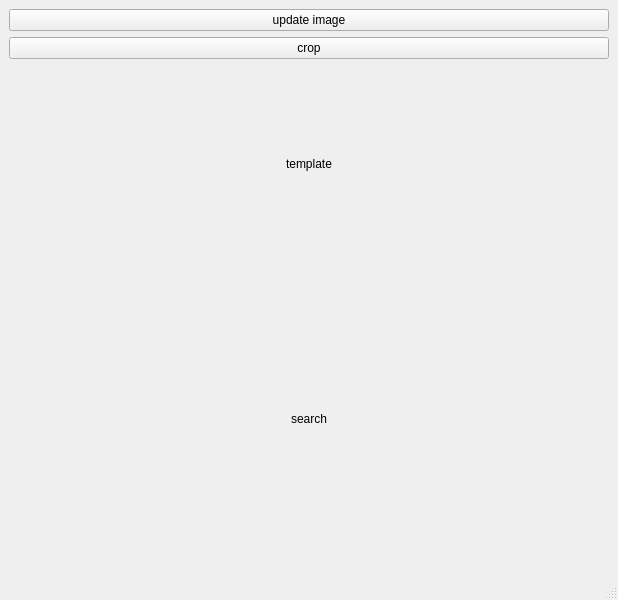
hoshianaaa/geometric_match_ros, file mainwindow.ui: the form before one commit.
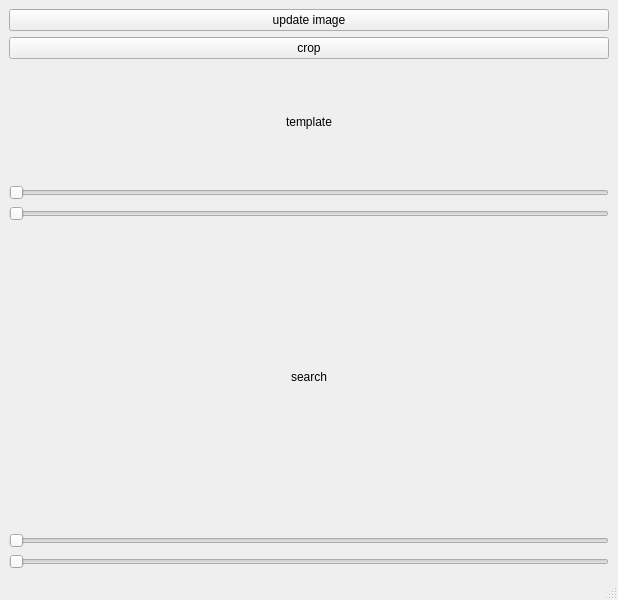
The form after the commit.

Commit message: slidar追加

What changed in the file:
```diff
--- a/mainwindow.ui
+++ b/mainwindow.ui
@@ -74,6 +74,26 @@
       </item>
      </layout>
     </item>
+    <item>
+     <widget class="QSlider" name="horizontalSlider">
+      <property name="maximum">
+       <number>255</number>
+      </property>
+      <property name="orientation">
+       <enum>Qt::Horizontal</enum>
+      </property>
+     </widget>
+    </item>
+    <item>
+     <widget class="QSlider" name="horizontalSlider_2">
+      <property name="maximum">
+       <number>255</number>
+      </property>
+      <property name="orientation">
+       <enum>Qt::Horizontal</enum>
+      </property>
+     </widget>
+    </item>
     <item>
      <layout class="QHBoxLayout" name="horizontalLayout_2">
       <item>
@@ -132,6 +152,29 @@
       </item>
      </layout>
     </item>
+    <item>
+     <widget class="QSlider" name="horizontalSlider_3">
+      <property name="maximum">
+       <number>255</number>
+      </property>
+      <property name="orientation">
+       <enum>Qt::Horizontal</enum>
+      </property>
+     </widget>
+    </item>
+    <item>
+     <widget class="QSlider" name="horizontalSlider_4">
+      <property name="minimum">
+       <number>0</number>
+      </property>
+      <property name="maximum">
+       <number>255</number>
+      </property>
+      <property name="orientation">
+       <enum>Qt::Horizontal</enum>
+      </property>
+     </widget>
+    </item>
    </layout>
   </widget>
   <widget class="QMenuBar" name="menubar">
```
